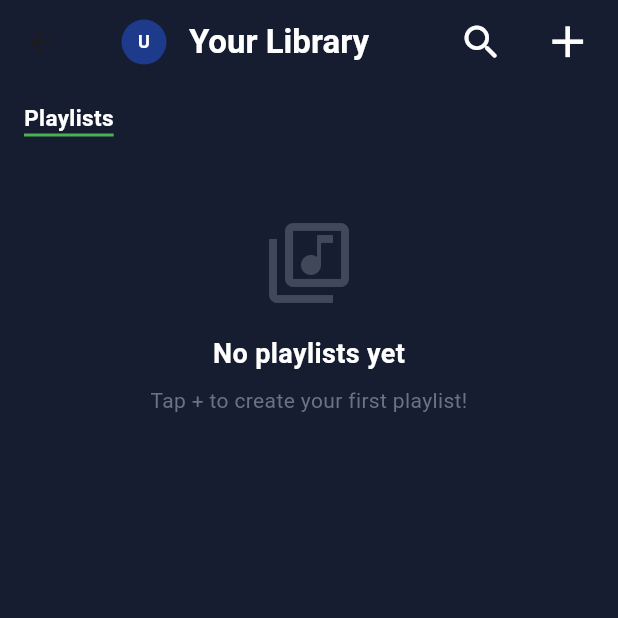
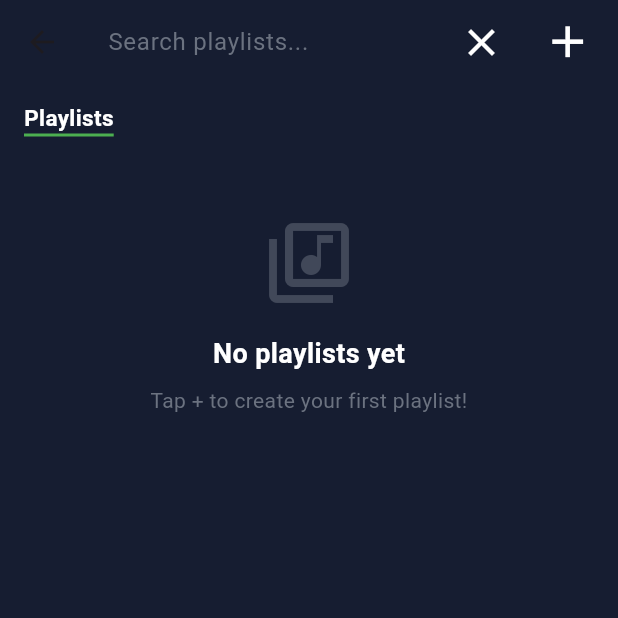
Before and after one commit to WickramaarachchiBS/Vespera---Music-and-Song-Recognition-App, a Flutter app: the LibraryScreen screen opened by its route, after a tap on the "search" icon, on a phone screen of 412 x 824 dp, the top half of it. Run offline on Flutter 3.47's test engine with Material 3 defaults, Android fonts, the phone set to English and light mode, and no system bars; our stand-ins replace audio_service, cloud_firestore, firebase_auth, firebase_core, flutter_cache_manager, google_nav_bar and 3 more; missing offline and left inert: record; accounts and stored records are empty.

Commit message:
feat: implement search functionality for playlists in library screen

```diff
--- a/lib/screens/library_screen.dart
+++ b/lib/screens/library_screen.dart
@@ -16,6 +16,8 @@ class LibraryScreen extends StatefulWidget {
 
 class _LibraryScreenState extends State<LibraryScreen> {
   final PlaylistService _playlistService = PlaylistService();
+  bool _isSearching = false;
+  final TextEditingController _searchController = TextEditingController();
 
   // Create playlist
   Future<void> _createPlaylist(String playlistName) async {
@@ -33,18 +35,40 @@ class _LibraryScreenState extends State<LibraryScreen> {
   }
 
   @override
+  void dispose() {
+    _searchController.dispose();
+    super.dispose();
+  }
+
+  @override
   Widget build(BuildContext context) {
     return Scaffold(
       backgroundColor: AppColors.backgroundDark,
       appBar: AppBar(
         backgroundColor: AppColors.backgroundDark,
-        title: const Row(
+        title: Row(
           children: [
-            AppBarProfileAvatar(),
-            Text(
-              'Your Library',
-              style: TextStyle(fontWeight: FontWeight.bold, fontSize: 22, color: AppColors.textPrimary),
-            ),
+            if (!_isSearching) ...[
+              const AppBarProfileAvatar(),
+              const SizedBox(width: 8),
+              const Text(
+                'Your Library',
+                style: TextStyle(fontWeight: FontWeight.bold, fontSize: 22, color: AppColors.textPrimary),
+              ),
+            ] else ...[
+              Expanded(
+                child: TextField(
+                  controller: _searchController,
+                  style: const TextStyle(color: AppColors.textPrimary),
+                  decoration: const InputDecoration(
+                    hintText: 'Search playlists...',
+                    hintStyle: TextStyle(color: AppColors.textMuted),
+                    border: InputBorder.none,
+                  ),
+                  onChanged: (_) => setState(() {}),
+                ),
+              ),
+            ],
           ],
         ),
         actions: [
@@ -53,11 +77,12 @@ class _LibraryScreenState extends State<LibraryScreen> {
               Container(
                 margin: EdgeInsets.only(right: 8.0),
                 child: IconButton(
-                  //USE A CUSTOM ICON FOR THIS
-                  icon: const Icon(Icons.search_rounded, size: 30, color: AppColors.textPrimary),
-                  // Handle search button press
+                  icon: Icon(_isSearching ? Icons.close : Icons.search_rounded, size: 30, color: AppColors.textPrimary),
                   onPressed: () {
-                    print('Search button pressed. Nothing happens yet.');
+                    setState(() {
+                      _isSearching = !_isSearching;
+                      if (!_isSearching) _searchController.clear();
+                    });
                   },
                 ),
               ),
@@ -157,13 +182,29 @@ class _LibraryScreenState extends State<LibraryScreen> {
                     ),
                   );
                 }
+                // Apply client-side filtering based on search query
+                final query = _searchController.text.toLowerCase();
+                final docs = snapshot.data!.docs.where((d) {
+                  final data = d.data() as Map<String, dynamic>;
+                  final name = (data['name'] ?? '').toString().toLowerCase();
+                  return name.contains(query);
+                }).toList();
+
+                if (docs.isEmpty) {
+                  return Center(
+                    child: Padding(
+                      padding: const EdgeInsets.all(20.0),
+                      child: Text('No playlists match your search.', style: TextStyle(color: AppColors.textMuted)),
+                    ),
+                  );
+                }
 
                 return ListView.builder(
                   shrinkWrap: true,
                   physics: const NeverScrollableScrollPhysics(),
-                  itemCount: snapshot.data!.docs.length,
+                  itemCount: docs.length,
                   itemBuilder: (context, index) {
-                    var playlist = snapshot.data!.docs[index];
+                    var playlist = docs[index];
                     var playlistData = playlist.data() as Map<String, dynamic>;
                     String playlistId = playlist.id;
                     String name = playlistData['name'] ?? 'Untitled';
```
